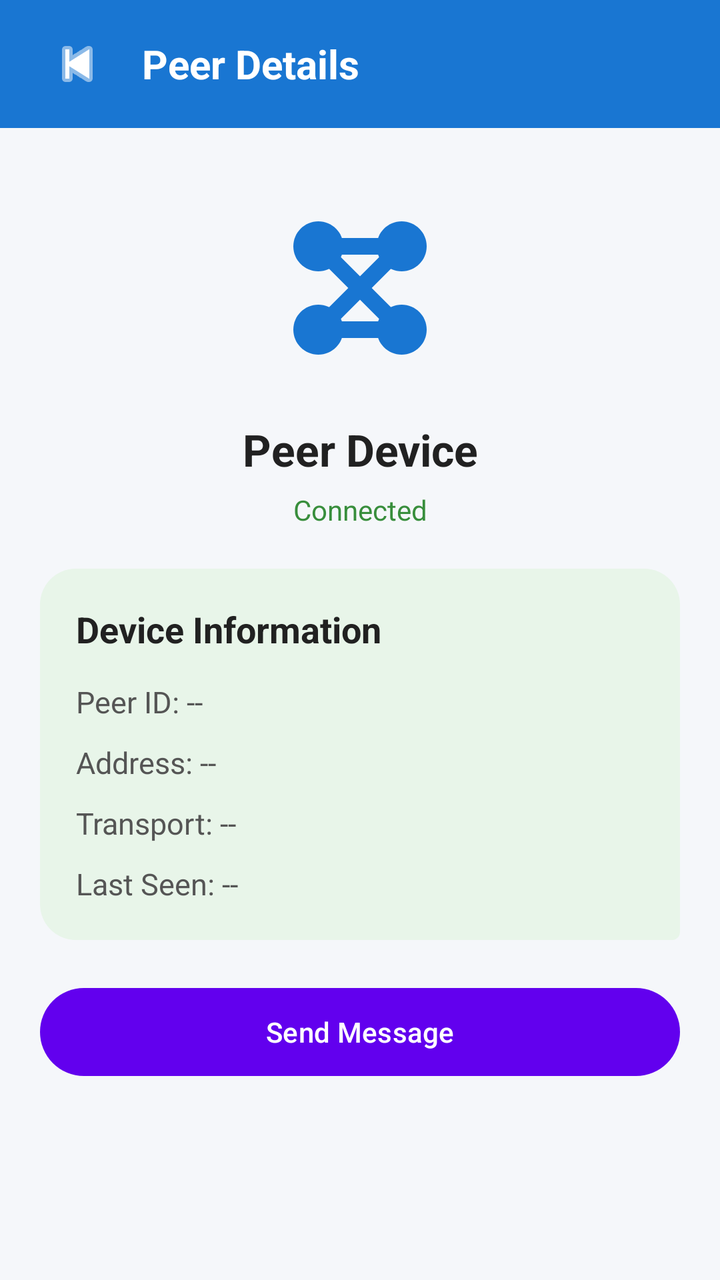
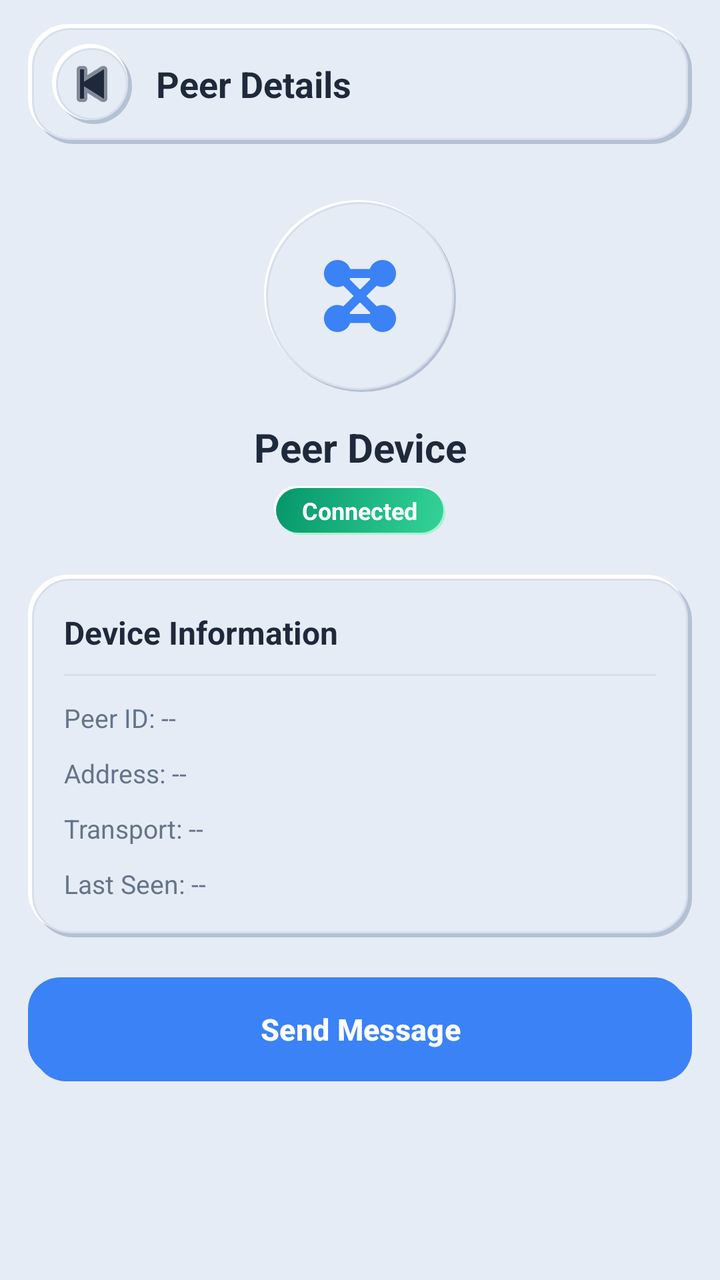

Before-and-after screenshots of an Android layout around one commit, followed by the original layout XML and the change that was made.
<!-- AndroidManifest.xml: application theme Theme.OMC -->
<!-- res/layout/activity_peer.xml -->
<?xml version="1.0" encoding="utf-8"?>
<ScrollView xmlns:android="http://schemas.android.com/apk/res/android"
    android:layout_width="match_parent"
    android:layout_height="match_parent"
    android:background="#F5F7FA">

    <LinearLayout
        android:layout_width="match_parent"
        android:layout_height="wrap_content"
        android:orientation="vertical">

        <LinearLayout
            android:layout_width="match_parent"
            android:layout_height="64dp"
            android:orientation="horizontal"
            android:gravity="center_vertical"
            android:paddingStart="16dp"
            android:background="#1976D2">

            <ImageButton
                android:id="@+id/backButton"
                android:layout_width="45dp"
                android:layout_height="45dp"
                android:background="@android:color/transparent"
                android:src="@android:drawable/ic_media_previous"
                android:tint="#FFFFFF"
                android:contentDescription="Back" />

            <TextView
                android:layout_width="wrap_content"
                android:layout_height="wrap_content"
                android:layout_marginStart="10dp"
                android:text="Peer Details"
                android:textColor="#FFFFFF"
                android:textSize="20sp"
                android:textStyle="bold" />

        </LinearLayout>

        <ImageView
            android:layout_width="100dp"
            android:layout_height="100dp"
            android:layout_gravity="center"
            android:layout_marginTop="30dp"
            android:src="@drawable/ic_mesh"
            android:contentDescription="Peer"
            android:tint="#1976D2" />

        <TextView
            android:id="@+id/peerName"
            android:layout_width="match_parent"
            android:layout_height="wrap_content"
            android:layout_marginTop="16dp"
            android:gravity="center"
            android:text="Peer Device"
            android:textColor="#212121"
            android:textSize="22sp"
            android:textStyle="bold" />

        <TextView
            android:id="@+id/peerStatus"
            android:layout_width="match_parent"
            android:layout_height="wrap_content"
            android:layout_marginTop="6dp"
            android:gravity="center"
            android:text="Connected"
            android:textColor="#388E3C"
            android:textSize="14sp" />

        <LinearLayout
            android:layout_width="match_parent"
            android:layout_height="wrap_content"
            android:layout_margin="20dp"
            android:orientation="vertical"
            android:padding="18dp"
            android:background="@drawable/bg_message">

            <TextView
                android:layout_width="wrap_content"
                android:layout_height="wrap_content"
                android:text="Device Information"
                android:textSize="18sp"
                android:textStyle="bold"
                android:textColor="#212121" />

            <TextView
                android:id="@+id/peerId"
                android:layout_width="match_parent"
                android:layout_height="wrap_content"
                android:layout_marginTop="14dp"
                android:text="Peer ID: --"
                android:textSize="15sp"
                android:textColor="#555555" />

            <TextView
                android:id="@+id/peerAddress"
                android:layout_width="match_parent"
                android:layout_height="wrap_content"
                android:layout_marginTop="10dp"
                android:text="Address: --"
                android:textSize="15sp"
                android:textColor="#555555" />

            <TextView
                android:id="@+id/peerTransport"
                android:layout_width="match_parent"
                android:layout_height="wrap_content"
                android:layout_marginTop="10dp"
                android:text="Transport: --"
                android:textSize="15sp"
                android:textColor="#555555" />

            <TextView
                android:id="@+id/peerLastSeen"
                android:layout_width="match_parent"
                android:layout_height="wrap_content"
                android:layout_marginTop="10dp"
                android:text="Last Seen: --"
                android:textSize="15sp"
                android:textColor="#555555" />

        </LinearLayout>

        <Button
            android:id="@+id/messagePeerButton"
            android:layout_width="match_parent"
            android:layout_height="52dp"
            android:layout_marginStart="20dp"
            android:layout_marginEnd="20dp"
            android:text="Send Message" />

    </LinearLayout>

</ScrollView>
<!-- resources referenced by this layout -->
<resources>
  <!-- drawable bg_message (drawable) -->
  <?xml version="1.0" encoding="utf-8"?>
  <shape xmlns:android="http://schemas.android.com/apk/res/android"
      android:shape="rectangle">
  
      <solid android:color="#E8F5E9" />
  
      <corners
          android:topLeftRadius="18dp"
          android:topRightRadius="18dp"
          android:bottomLeftRadius="18dp"
          android:bottomRightRadius="4dp" />
  
      <padding
          android:left="14dp"
          android:top="10dp"
          android:right="14dp"
          android:bottom="10dp" />
  
  </shape>
  <style name="Theme.OMC" parent="Theme.Material3.DayNight.NoActionBar">
          <item name="colorPrimary">@color/purple_500</item>
          <item name="colorPrimaryVariant">@color/purple_700</item>
          <item name="colorOnPrimary">@color/white</item>
          <item name="colorSecondary">@color/teal_200</item>
          <item name="colorSecondaryVariant">@color/teal_700</item>
          <item name="colorOnSecondary">@color/black</item>
      </style>
  <color name="purple_500">#FF6200EE</color>
  <color name="purple_700">#FF3700B3</color>
  <color name="white">#FFFFFFFF</color>
  <color name="teal_200">#FF03DAC5</color>
  <color name="teal_700">#FF018786</color>
  <color name="black">#FF000000</color>
  <!-- unchanged entries left out for length: 1 -->
</resources>

<!-- the commit's change to res/layout/activity_peer.xml (unified diff, before → after) -->
@@ -2,95 +2,128 @@
 <ScrollView xmlns:android="http://schemas.android.com/apk/res/android"
     android:layout_width="match_parent"
     android:layout_height="match_parent"
-    android:background="#F5F7FA">
+    android:background="@color/neu_background">
 
     <LinearLayout
         android:layout_width="match_parent"
         android:layout_height="wrap_content"
-        android:orientation="vertical">
+        android:orientation="vertical"
+        android:paddingBottom="24dp">
 
+        
         <LinearLayout
             android:layout_width="match_parent"
-            android:layout_height="64dp"
+            android:layout_height="wrap_content"
             android:orientation="horizontal"
             android:gravity="center_vertical"
-            android:paddingStart="16dp"
-            android:background="#1976D2">
+            android:layout_marginStart="14dp"
+            android:layout_marginEnd="14dp"
+            android:layout_marginTop="12dp"
+            android:layout_marginBottom="8dp"
+            android:paddingStart="12dp"
+            android:paddingTop="10dp"
+            android:paddingEnd="16dp"
+            android:paddingBottom="10dp"
+            android:background="@drawable/bg_neu_card">
 
             <ImageButton
                 android:id="@+id/backButton"
-                android:layout_width="45dp"
-                android:layout_height="45dp"
-                android:background="@android:color/transparent"
+                android:layout_width="40dp"
+                android:layout_height="40dp"
+                android:background="@drawable/bg_neu_circle_btn"
                 android:src="@android:drawable/ic_media_previous"
-                android:tint="#FFFFFF"
+                android:tint="@color/neu_text_primary"
                 android:contentDescription="Back" />
 
             <TextView
                 android:layout_width="wrap_content"
                 android:layout_height="wrap_content"
-                android:layout_marginStart="10dp"
+                android:layout_marginStart="12dp"
                 android:text="Peer Details"
-                android:textColor="#FFFFFF"
-                android:textSize="20sp"
+                android:textColor="@color/neu_text_primary"
+                android:textSize="18sp"
                 android:textStyle="bold" />
 
         </LinearLayout>
 
-        <ImageView
-            android:layout_width="100dp"
-            android:layout_height="100dp"
+        
+        <FrameLayout
+            android:layout_width="96dp"
+            android:layout_height="96dp"
             android:layout_gravity="center"
-            android:layout_marginTop="30dp"
-            android:src="@drawable/ic_mesh"
-            android:contentDescription="Peer"
-            android:tint="#1976D2" />
+            android:layout_marginTop="20dp"
+            android:background="@drawable/bg_neu_avatar">
+
+            <ImageView
+                android:layout_width="54dp"
+                android:layout_height="54dp"
+                android:layout_gravity="center"
+                android:src="@drawable/ic_mesh"
+                android:contentDescription="Peer Avatar"
+                android:tint="@color/neu_primary" />
+
+        </FrameLayout>
 
         <TextView
             android:id="@+id/peerName"
             android:layout_width="match_parent"
             android:layout_height="wrap_content"
-            android:layout_marginTop="16dp"
+            android:layout_marginTop="14dp"
             android:gravity="center"
             android:text="Peer Device"
-            android:textColor="#212121"
-            android:textSize="22sp"
+            android:textColor="@color/neu_text_primary"
+            android:textSize="20sp"
             android:textStyle="bold" />
 
         <TextView
             android:id="@+id/peerStatus"
-            android:layout_width="match_parent"
+            android:layout_width="wrap_content"
             android:layout_height="wrap_content"
+            android:layout_gravity="center"
             android:layout_marginTop="6dp"
-            android:gravity="center"
+            android:paddingStart="14dp"
+            android:paddingTop="4dp"
+            android:paddingEnd="14dp"
+            android:paddingBottom="4dp"
+            android:background="@drawable/bg_neu_pill_green"
             android:text="Connected"
-            android:textColor="#388E3C"
-            android:textSize="14sp" />
+            android:textColor="#FFFFFF"
+            android:textSize="12sp"
+            android:textStyle="bold" />
 
+        
         <LinearLayout
             android:layout_width="match_parent"
             android:layout_height="wrap_content"
-            android:layout_margin="20dp"
+            android:layout_marginStart="14dp"
+            android:layout_marginEnd="14dp"
+            android:layout_marginTop="20dp"
+            android:padding="18dp"
             android:orientation="vertical"
-            android:padding="18dp"
-            android:background="@drawable/bg_message">
+            android:background="@drawable/bg_neu_card">
 
             <TextView
                 android:layout_width="wrap_content"
                 android:layout_height="wrap_content"
                 android:text="Device Information"
-                android:textSize="18sp"
+                android:textSize="16sp"
                 android:textStyle="bold"
-                android:textColor="#212121" />
+                android:textColor="@color/neu_text_primary" />
+
+            <View
+                android:layout_width="match_parent"
+                android:layout_height="1dp"
+                android:layout_marginTop="10dp"
+                android:layout_marginBottom="12dp"
+                android:background="@color/neu_border" />
 
             <TextView
                 android:id="@+id/peerId"
                 android:layout_width="match_parent"
                 android:layout_height="wrap_content"
-                android:layout_marginTop="14dp"
                 android:text="Peer ID: --"
-                android:textSize="15sp"
-                android:textColor="#555555" />
+                android:textSize="13sp"
+                android:textColor="@color/neu_text_secondary" />
 
             <TextView
                 android:id="@+id/peerAddress"
@@ -98,8 +131,8 @@
                 android:layout_height="wrap_content"
                 android:layout_marginTop="10dp"
                 android:text="Address: --"
-                android:textSize="15sp"
-                android:textColor="#555555" />
+                android:textSize="13sp"
+                android:textColor="@color/neu_text_secondary" />
 
             <TextView
                 android:id="@+id/peerTransport"
@@ -107,8 +140,8 @@
                 android:layout_height="wrap_content"
                 android:layout_marginTop="10dp"
                 android:text="Transport: --"
-                android:textSize="15sp"
-                android:textColor="#555555" />
+                android:textSize="13sp"
+                android:textColor="@color/neu_text_secondary" />
 
             <TextView
                 android:id="@+id/peerLastSeen"
@@ -116,18 +149,24 @@
                 android:layout_height="wrap_content"
                 android:layout_marginTop="10dp"
                 android:text="Last Seen: --"
-                android:textSize="15sp"
-                android:textColor="#555555" />
+                android:textSize="13sp"
+                android:textColor="@color/neu_text_secondary" />
 
         </LinearLayout>
 
+        
         <Button
             android:id="@+id/messagePeerButton"
             android:layout_width="match_parent"
             android:layout_height="52dp"
-            android:layout_marginStart="20dp"
-            android:layout_marginEnd="20dp"
-            android:text="Send Message" />
+            android:layout_marginStart="14dp"
+            android:layout_marginEnd="14dp"
+            android:layout_marginTop="20dp"
+            android:background="@drawable/bg_neu_button_primary"
+            android:text="Send Message"
+            android:textColor="#FFFFFF"
+            android:textSize="15sp"
+            android:textStyle="bold" />
 
     </LinearLayout>
 
<!-- resource entries referenced after the edit -->
@@ -1,39 +1,268 @@
 <!-- resources referenced by this layout -->
 <resources>
-  <!-- drawable bg_message (drawable) -->
-  <?xml version="1.0" encoding="utf-8"?>
-  <shape xmlns:android="http://schemas.android.com/apk/res/android"
-      android:shape="rectangle">
-  
-      <solid android:color="#E8F5E9" />
-  
-      <corners
-          android:topLeftRadius="18dp"
-          android:topRightRadius="18dp"
-          android:bottomLeftRadius="18dp"
-          android:bottomRightRadius="4dp" />
-  
-      <padding
-          android:left="14dp"
-          android:top="10dp"
-          android:right="14dp"
-          android:bottom="10dp" />
-  
-  </shape>
+  <color name="neu_background">#E6ECF5</color>
+  <color name="neu_border">#D6DFEB</color>
+  <color name="neu_primary">#3B82F6</color>
+  <color name="neu_text_primary">#1E293B</color>
+  <color name="neu_text_secondary">#64748B</color>
+  <!-- drawable bg_neu_avatar (drawable) -->
+  <?xml version="1.0" encoding="utf-8"?>
+  <layer-list xmlns:android="http://schemas.android.com/apk/res/android">
+      <item
+          android:left="2dp"
+          android:top="2dp"
+          android:right="0dp"
+          android:bottom="0dp">
+          <shape android:shape="oval">
+              <solid android:color="@color/neu_dark_shadow" />
+          </shape>
+      </item>
+  
+      <item
+          android:left="0dp"
+          android:top="0dp"
+          android:right="2dp"
+          android:bottom="2dp">
+          <shape android:shape="oval">
+              <solid android:color="@color/neu_light_shadow" />
+          </shape>
+      </item>
+  
+      <item
+          android:left="1dp"
+          android:top="1dp"
+          android:right="1dp"
+          android:bottom="1dp">
+          <shape android:shape="oval">
+              <solid android:color="@color/neu_surface" />
+              <stroke
+                  android:width="1dp"
+                  android:color="@color/neu_border" />
+          </shape>
+      </item>
+  </layer-list>
+  <!-- drawable bg_neu_button_primary (drawable) -->
+  <?xml version="1.0" encoding="utf-8"?>
+  <selector xmlns:android="http://schemas.android.com/apk/res/android">
+      <item android:state_pressed="true" android:drawable="@drawable/bg_neu_btn_primary_pressed" />
+      <item android:state_enabled="false">
+          <shape android:shape="rectangle">
+              <corners android:radius="16dp" />
+              <solid android:color="#CBD5E1" />
+          </shape>
+      </item>
+      <item android:drawable="@drawable/bg_neu_btn_primary_normal" />
+  </selector>
+  <!-- drawable bg_neu_card (drawable) -->
+  <?xml version="1.0" encoding="utf-8"?>
+  <layer-list xmlns:android="http://schemas.android.com/apk/res/android">
+      
+      <item
+          android:left="3dp"
+          android:top="3dp"
+          android:right="0dp"
+          android:bottom="0dp">
+          <shape android:shape="rectangle">
+              <corners android:radius="20dp" />
+              <solid android:color="@color/neu_dark_shadow" />
+          </shape>
+      </item>
+  
+      
+      <item
+          android:left="0dp"
+          android:top="0dp"
+          android:right="3dp"
+          android:bottom="3dp">
+          <shape android:shape="rectangle">
+              <corners android:radius="20dp" />
+              <solid android:color="@color/neu_light_shadow" />
+          </shape>
+      </item>
+  
+      
+      <item
+          android:left="2dp"
+          android:top="2dp"
+          android:right="2dp"
+          android:bottom="2dp">
+          <shape android:shape="rectangle">
+              <corners android:radius="19dp" />
+              <solid android:color="@color/neu_surface" />
+              <stroke
+                  android:width="1dp"
+                  android:color="@color/neu_border" />
+          </shape>
+      </item>
+  </layer-list>
+  <!-- drawable bg_neu_circle_btn (drawable) -->
+  <?xml version="1.0" encoding="utf-8"?>
+  <layer-list xmlns:android="http://schemas.android.com/apk/res/android">
+      
+      <item
+          android:left="2dp"
+          android:top="2dp"
+          android:right="0dp"
+          android:bottom="0dp">
+          <shape android:shape="oval">
+              <solid android:color="@color/neu_dark_shadow" />
+          </shape>
+      </item>
+  
+      
+      <item
+          android:left="0dp"
+          android:top="0dp"
+          android:right="2dp"
+          android:bottom="2dp">
+          <shape android:shape="oval">
+              <solid android:color="@color/neu_light_shadow" />
+          </shape>
+      </item>
+  
+      
+      <item
+          android:left="2dp"
+          android:top="2dp"
+          android:right="2dp"
+          android:bottom="2dp">
+          <shape android:shape="oval">
+              <solid android:color="@color/neu_surface" />
+              <stroke
+                  android:width="1dp"
+                  android:color="@color/neu_border" />
+          </shape>
+      </item>
+  </layer-list>
+  <!-- drawable bg_neu_pill_green (drawable) -->
+  <?xml version="1.0" encoding="utf-8"?>
+  <layer-list xmlns:android="http://schemas.android.com/apk/res/android">
+      <item
+          android:left="2dp"
+          android:top="2dp"
+          android:right="0dp"
+          android:bottom="0dp">
+          <shape android:shape="rectangle">
+              <corners android:radius="50dp" />
+              <solid android:color="#A7F3D0" />
+          </shape>
+      </item>
+  
+      <item
+          android:left="0dp"
+          android:top="0dp"
+          android:right="2dp"
+          android:bottom="2dp">
+          <shape android:shape="rectangle">
+              <corners android:radius="50dp" />
+              <solid android:color="@color/neu_light_shadow" />
+          </shape>
+      </item>
+  
+      <item
+          android:left="1dp"
+          android:top="1dp"
+          android:right="1dp"
+          android:bottom="1dp">
+          <shape android:shape="rectangle">
+              <corners android:radius="50dp" />
+              <gradient
+                  android:angle="135"
+                  android:startColor="#34D399"
+                  android:endColor="#059669"
+                  android:type="linear" />
+          </shape>
+      </item>
+  </layer-list>
   <style name="Theme.OMC" parent="Theme.Material3.DayNight.NoActionBar">
-          <item name="colorPrimary">@color/purple_500</item>
-          <item name="colorPrimaryVariant">@color/purple_700</item>
-          <item name="colorOnPrimary">@color/white</item>
-          <item name="colorSecondary">@color/teal_200</item>
-          <item name="colorSecondaryVariant">@color/teal_700</item>
-          <item name="colorOnSecondary">@color/black</item>
+          <item name="colorPrimary">@color/neu_primary</item>
+          <item name="colorPrimaryVariant">@color/neu_primary_dark</item>
+          <item name="colorOnPrimary">@color/neu_text_on_primary</item>
+          <item name="colorSecondary">@color/neu_primary_light</item>
+          <item name="colorSecondaryVariant">@color/neu_primary_dark</item>
+          <item name="colorOnSecondary">@color/neu_text_primary</item>
+          <item name="android:windowBackground">@color/neu_background</item>
+          <item name="android:colorBackground">@color/neu_background</item>
+          <item name="android:statusBarColor">@color/neu_background</item>
+          <item name="android:windowLightStatusBar">true</item>
+          <item name="android:navigationBarColor">@color/neu_background</item>
       </style>
-  <color name="purple_500">#FF6200EE</color>
-  <color name="purple_700">#FF3700B3</color>
-  <color name="white">#FFFFFFFF</color>
-  <color name="teal_200">#FF03DAC5</color>
-  <color name="teal_700">#FF018786</color>
-  <color name="black">#FF000000</color>
+  <color name="neu_dark_shadow">#B4C1D4</color>
+  <color name="neu_light_shadow">#FFFFFF</color>
+  <color name="neu_surface">#E6ECF5</color>
+  <!-- drawable bg_neu_btn_primary_pressed (drawable) -->
+  <?xml version="1.0" encoding="utf-8"?>
+  <layer-list xmlns:android="http://schemas.android.com/apk/res/android">
+      <item>
+          <shape android:shape="rectangle">
+              <corners android:radius="16dp" />
+              <solid android:color="@color/neu_primary_dark" />
+          </shape>
+      </item>
+  
+      <item
+          android:left="2dp"
+          android:top="2dp"
+          android:right="1dp"
+          android:bottom="1dp">
+          <shape android:shape="rectangle">
+              <corners android:radius="15dp" />
+              <gradient
+                  android:angle="135"
+                  android:startColor="@color/neu_primary_dark"
+                  android:endColor="@color/neu_primary"
+                  android:type="linear" />
+          </shape>
+      </item>
+  </layer-list>
+  <!-- drawable bg_neu_btn_primary_normal (drawable) -->
+  <?xml version="1.0" encoding="utf-8"?>
+  <layer-list xmlns:android="http://schemas.android.com/apk/res/android">
+      
+      <item
+          android:left="3dp"
+          android:top="3dp"
+          android:right="0dp"
+          android:bottom="0dp">
+          <shape android:shape="rectangle">
+              <corners android:radius="16dp" />
+              <solid android:color="@color/neu_primary_shadow" />
+          </shape>
+      </item>
+  
+      
+      <item
+          android:left="0dp"
+          android:top="0dp"
+          android:right="3dp"
+          android:bottom="3dp">
+          <shape android:shape="rectangle">
+              <corners android:radius="16dp" />
+              <solid android:color="@color/neu_light_shadow" />
+          </shape>
+      </item>
+  
+      
+      <item
+          android:left="2dp"
+          android:top="2dp"
+          android:right="2dp"
+          android:bottom="2dp">
+          <shape android:shape="rectangle">
+              <corners android:radius="15dp" />
+              <gradient
+                  android:angle="135"
+                  android:startColor="@color/neu_primary_light"
+                  android:centerColor="@color/neu_primary"
+                  android:endColor="@color/neu_primary_dark"
+                  android:type="linear" />
+          </shape>
+      </item>
+  </layer-list>
+  <color name="neu_primary_dark">#1D4ED8</color>
+  <color name="neu_text_on_primary">#FFFFFF</color>
+  <color name="neu_primary_light">#60A5FA</color>
+  <color name="neu_primary_shadow">#93C5FD</color>
   <!-- unchanged entries left out for length: 1 -->
 </resources>
 
